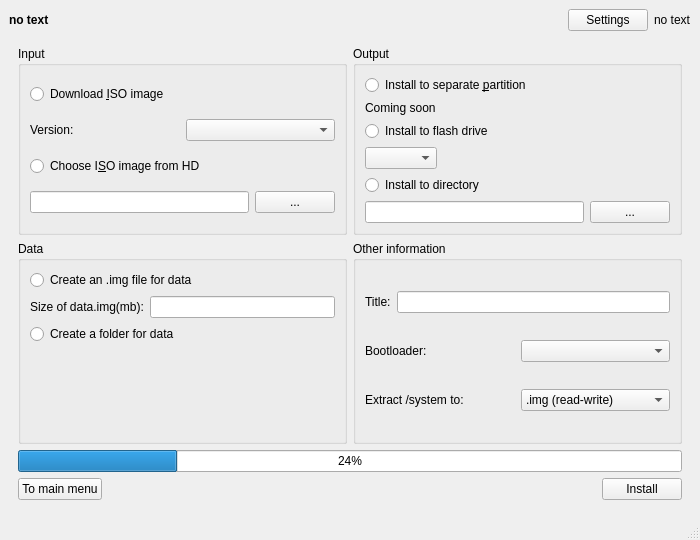
The window that window.ui (YourDroid/YourDroid) describes before a commit, drawn with Qt 5.
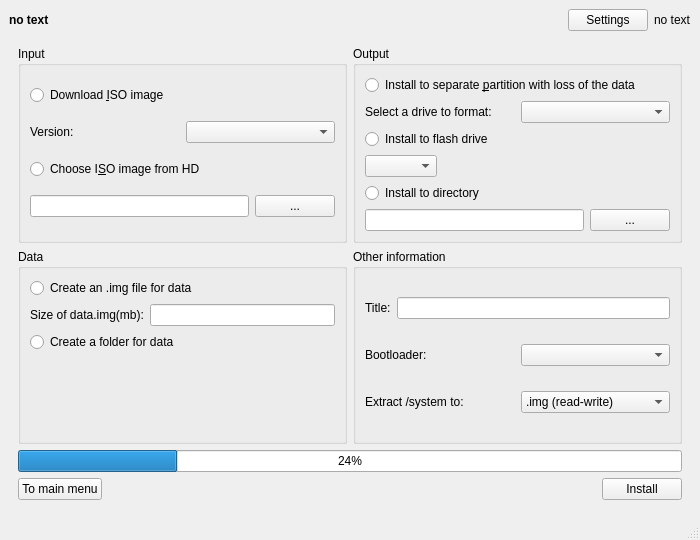
The same window after the commit. Icons and pictures are not drawn.

Commit message: installation to a separate partition

```diff
--- a/window.ui
+++ b/window.ui
@@ -515,16 +515,23 @@
              <item>
               <widget class="QRadioButton" name="radioInstallOnPart">
                <property name="text">
-                <string>Install to separate &amp;partition</string>
+                <string>Install to separate &amp;partition with loss of the data</string>
                </property>
               </widget>
              </item>
              <item>
-              <widget class="QLabel" name="labelinfoPartIns">
-               <property name="text">
-                <string>Coming soon</string>
-               </property>
-              </widget>
+              <layout class="QHBoxLayout" name="horizontalLayout_20">
+               <item>
+                <widget class="QLabel" name="labelDriveSelect">
+                 <property name="text">
+                  <string>Select a drive to format:</string>
+                 </property>
+                </widget>
+               </item>
+               <item>
+                <widget class="QComboBox" name="comboDriveSelect"/>
+               </item>
+              </layout>
              </item>
              <item>
               <widget class="QRadioButton" name="radioInstallFlashDriveIns">
```
Left out of the diff: 18 changed lines with no effect on the pictures. The commit also changes 14 other files.
